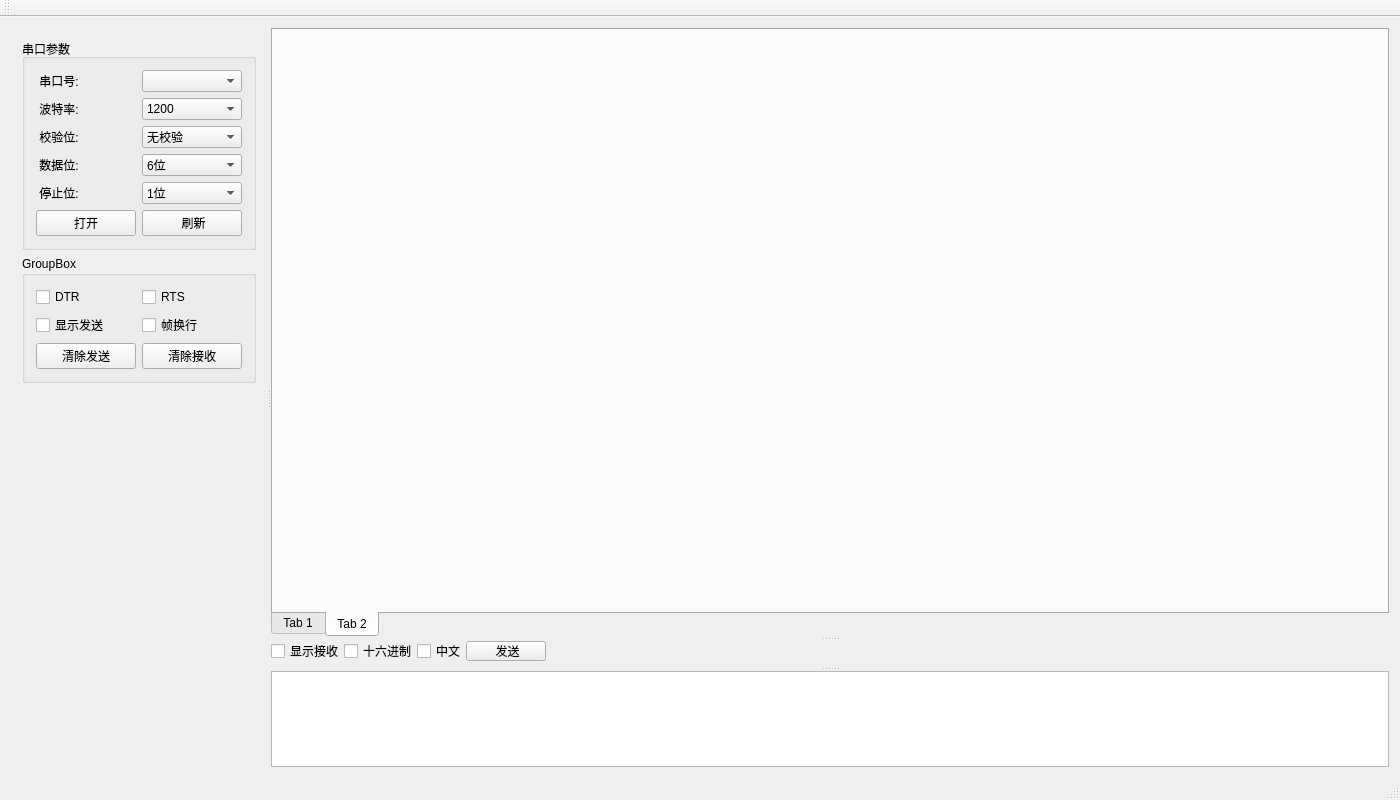
Old version of the form QSerialPort/mainwindow.ui in the repository qq447799/SerialPort.
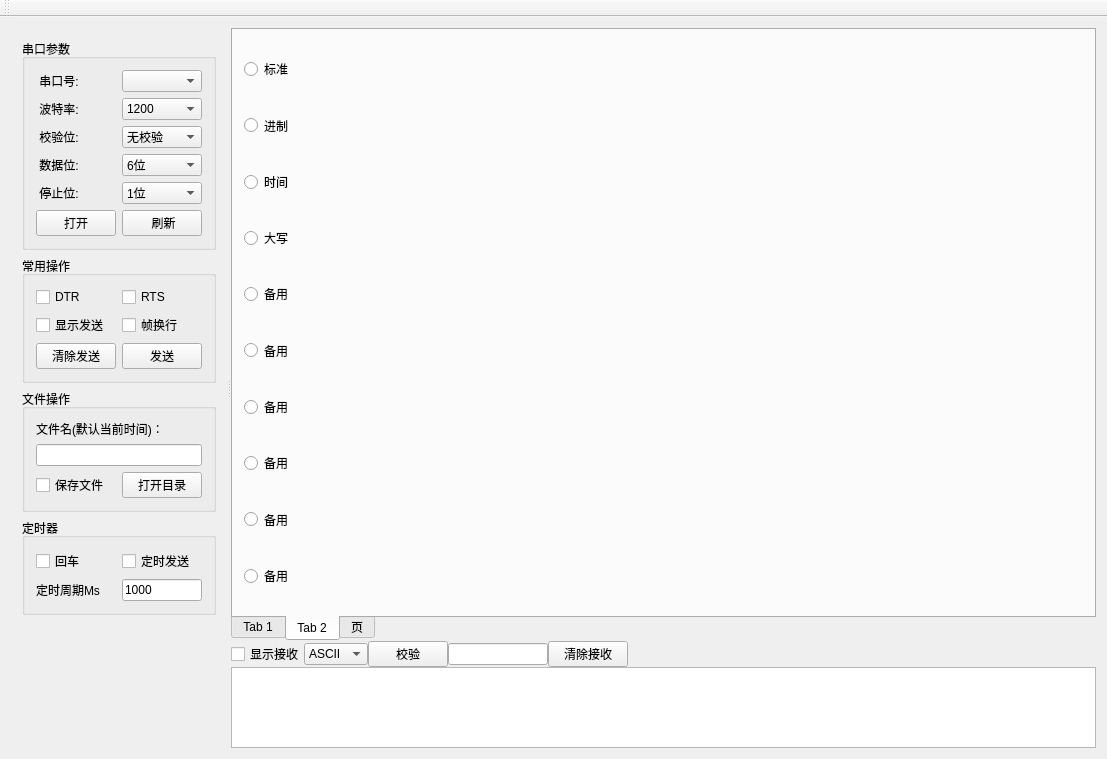
New version of the form. The open tabs and pages were chosen to show the change.

The edit to the form file:
```diff
--- a/QSerialPort/mainwindow.ui
+++ b/QSerialPort/mainwindow.ui
@@ -6,8 +6,8 @@
    <rect>
     <x>0</x>
     <y>0</y>
-    <width>1400</width>
-    <height>800</height>
+    <width>1107</width>
+    <height>759</height>
    </rect>
   </property>
   <property name="windowTitle">
@@ -193,7 +193,7 @@
         <item>
          <widget class="QGroupBox" name="groupBox_2">
           <property name="title">
-           <string>GroupBox</string>
+           <string>常用操作</string>
           </property>
           <layout class="QGridLayout" name="gridLayout_2">
            <item row="0" column="0">
@@ -232,9 +232,89 @@
             </widget>
            </item>
            <item row="2" column="1">
-            <widget class="QPushButton" name="pushButton_clear_rvc">
+            <widget class="QPushButton" name="pushButton_send">
              <property name="text">
-              <string>清除接收</string>
+              <string>发送</string>
+             </property>
+            </widget>
+           </item>
+          </layout>
+         </widget>
+        </item>
+        <item>
+         <widget class="QGroupBox" name="groupBox_4">
+          <property name="title">
+           <string>文件操作</string>
+          </property>
+          <layout class="QVBoxLayout" name="verticalLayout_2">
+           <item>
+            <widget class="QLabel" name="label_6">
+             <property name="text">
+              <string>文件名(默认当前时间)：</string>
+             </property>
+            </widget>
+           </item>
+           <item>
+            <widget class="QLineEdit" name="lineEdit_filename"/>
+           </item>
+           <item>
+            <layout class="QHBoxLayout" name="horizontalLayout_4">
+             <item>
+              <widget class="QCheckBox" name="checkBox_savefile">
+               <property name="text">
+                <string>保存文件</string>
+               </property>
+              </widget>
+             </item>
+             <item>
+              <widget class="QPushButton" name="pushButton_opendir">
+               <property name="text">
+                <string>打开目录</string>
+               </property>
+              </widget>
+             </item>
+            </layout>
+           </item>
+          </layout>
+         </widget>
+        </item>
+        <item>
+         <widget class="QGroupBox" name="groupBox_3">
+          <property name="title">
+           <string>定时器</string>
+          </property>
+          <layout class="QGridLayout" name="gridLayout_3">
+           <item row="0" column="0">
+            <widget class="QCheckBox" name="checkBox_enter">
+             <property name="text">
+              <string>回车</string>
+             </property>
+            </widget>
+           </item>
+           <item row="0" column="1">
+            <widget class="QCheckBox" name="checkBox_fixtime">
+             <property name="text">
+              <string>定时发送</string>
+             </property>
+            </widget>
+           </item>
+           <item row="1" column="0">
+            <widget class="QLabel" name="label_7">
+             <property name="text">
+              <string>定时周期Ms</string>
+             </property>
+            </widget>
+           </item>
+           <item row="1" column="1">
+            <widget class="QLineEdit" name="lineEdit_fixtime_ms">
+             <property name="maximumSize">
+              <size>
+               <width>80</width>
+               <height>16777215</height>
+              </size>
+             </property>
+             <property name="text">
+              <string>1000</string>
              </property>
             </widget>
            </item>
@@ -259,13 +339,19 @@
       <widget class="QSplitter" name="splitter">
        <property name="sizePolicy">
         <sizepolicy hsizetype="Preferred" vsizetype="Expanding">
-         <horstretch>6</horstretch>
+         <horstretch>9</horstretch>
          <verstretch>0</verstretch>
         </sizepolicy>
        </property>
+       <property name="frameShadow">
+        <enum>QFrame::Raised</enum>
+       </property>
        <property name="orientation">
         <enum>Qt::Vertical</enum>
        </property>
+       <property name="handleWidth">
+        <number>0</number>
+       </property>
        <widget class="QTabWidget" name="tabWidget">
         <property name="sizePolicy">
          <sizepolicy hsizetype="Expanding" vsizetype="Expanding">
@@ -297,13 +383,262 @@
          <attribute name="title">
           <string>Tab 2</string>
          </attribute>
+         <layout class="QHBoxLayout" name="horizontalLayout_5">
+          <item>
+           <layout class="QGridLayout" name="gridLayout_4">
+            <property name="spacing">
+             <number>0</number>
+            </property>
+            <item row="0" column="0">
+             <widget class="QRadioButton" name="radioButton_biaozhun">
+              <property name="sizePolicy">
+               <sizepolicy hsizetype="Expanding" vsizetype="Expanding">
+                <horstretch>1</horstretch>
+                <verstretch>0</verstretch>
+               </sizepolicy>
+              </property>
+              <property name="text">
+               <string>标准</string>
+              </property>
+             </widget>
+            </item>
+            <item row="1" column="0">
+             <widget class="QRadioButton" name="radioButton">
+              <property name="sizePolicy">
+               <sizepolicy hsizetype="Expanding" vsizetype="Expanding">
+                <horstretch>1</horstretch>
+                <verstretch>0</verstretch>
+               </sizepolicy>
+              </property>
+              <property name="text">
+               <string>进制</string>
+              </property>
+             </widget>
+            </item>
+            <item row="3" column="0">
+             <widget class="QRadioButton" name="radioButton_3">
+              <property name="sizePolicy">
+               <sizepolicy hsizetype="Minimum" vsizetype="Expanding">
+                <horstretch>0</horstretch>
+                <verstretch>0</verstretch>
+               </sizepolicy>
+              </property>
+              <property name="text">
+               <string>大写</string>
+              </property>
+             </widget>
+            </item>
+            <item row="2" column="0">
+             <widget class="QRadioButton" name="radioButton_2">
+              <property name="sizePolicy">
+               <sizepolicy hsizetype="Minimum" vsizetype="Expanding">
+                <horstretch>0</horstretch>
+                <verstretch>0</verstretch>
+               </sizepolicy>
+              </property>
+              <property name="text">
+               <string>时间</string>
+              </property>
+             </widget>
+            </item>
+            <item row="5" column="0">
+             <widget class="QRadioButton" name="radioButton_5">
+              <property name="sizePolicy">
+               <sizepolicy hsizetype="Minimum" vsizetype="Expanding">
+                <horstretch>0</horstretch>
+                <verstretch>0</verstretch>
+               </sizepolicy>
+              </property>
+              <property name="text">
+               <string>备用</string>
+              </property>
+             </widget>
+            </item>
+            <item row="6" column="0">
+             <widget class="QRadioButton" name="radioButton_6">
+              <property name="sizePolicy">
+               <sizepolicy hsizetype="Minimum" vsizetype="Expanding">
+                <horstretch>0</horstretch>
+                <verstretch>0</verstretch>
+               </sizepolicy>
+              </property>
+              <property name="text">
+               <string>备用</string>
+              </property>
+             </widget>
+            </item>
+            <item row="7" column="0">
+             <widget class="QRadioButton" name="radioButton_7">
+              <property name="sizePolicy">
+               <sizepolicy hsizetype="Minimum" vsizetype="Expanding">
+                <horstretch>0</horstretch>
+                <verstretch>0</verstretch>
+               </sizepolicy>
+              </property>
+              <property name="text">
+               <string>备用</string>
+              </property>
+             </widget>
+            </item>
+            <item row="4" column="0">
+             <widget class="QRadioButton" name="radioButton_4">
+              <property name="sizePolicy">
+               <sizepolicy hsizetype="Minimum" vsizetype="Expanding">
+                <horstretch>0</horstretch>
+                <verstretch>0</verstretch>
+               </sizepolicy>
+              </property>
+              <property name="text">
+               <string>备用</string>
+              </property>
+             </widget>
+            </item>
+            <item row="9" column="0">
+             <widget class="QRadioButton" name="radioButton_9">
+              <property name="sizePolicy">
+               <sizepolicy hsizetype="Minimum" vsizetype="Expanding">
+                <horstretch>0</horstretch>
+                <verstretch>0</verstretch>
+               </sizepolicy>
+              </property>
+              <property name="text">
+               <string>备用</string>
+              </property>
+             </widget>
+            </item>
+            <item row="8" column="0">
+             <widget class="QRadioButton" name="radioButton_8">
+              <property name="sizePolicy">
+               <sizepolicy hsizetype="Minimum" vsizetype="Expanding">
+                <horstretch>0</horstretch>
+                <verstretch>0</verstretch>
+               </sizepolicy>
+              </property>
+              <property name="text">
+               <string>备用</string>
+              </property>
+             </widget>
+            </item>
+            <item row="0" column="1" rowspan="10">
+             <widget class="QStackedWidget" name="stackedWidget_cnt">
+              <property name="sizePolicy">
+               <sizepolicy hsizetype="Expanding" vsizetype="Expanding">
+                <horstretch>9</horstretch>
+                <verstretch>0</verstretch>
+               </sizepolicy>
+              </property>
+             </widget>
+            </item>
+           </layout>
+          </item>
+         </layout>
+        </widget>
+        <widget class="QWidget" name="tab_3">
+         <attribute name="title">
+          <string>页</string>
+         </attribute>
+         <widget class="QLabel" name="label_8">
+          <property name="geometry">
+           <rect>
+            <x>80</x>
+            <y>20</y>
+            <width>421</width>
+            <height>16</height>
+           </rect>
+          </property>
+          <property name="text">
+           <string>IEEE 754浮点数十六进制相互转换(32位,四字节,单精度)</string>
+          </property>
+         </widget>
+         <widget class="QLabel" name="label_9">
+          <property name="geometry">
+           <rect>
+            <x>80</x>
+            <y>90</y>
+            <width>61</width>
+            <height>16</height>
+           </rect>
+          </property>
+          <property name="text">
+           <string> 10进制</string>
+          </property>
+         </widget>
+         <widget class="QLabel" name="label_10">
+          <property name="geometry">
+           <rect>
+            <x>80</x>
+            <y>130</y>
+            <width>61</width>
+            <height>16</height>
+           </rect>
+          </property>
+          <property name="text">
+           <string> 16进制</string>
+          </property>
+         </widget>
+         <widget class="QLineEdit" name="lineEdit_decimal">
+          <property name="geometry">
+           <rect>
+            <x>150</x>
+            <y>90</y>
+            <width>171</width>
+            <height>21</height>
+           </rect>
+          </property>
+         </widget>
+         <widget class="QLineEdit" name="lineEdit_hex">
+          <property name="geometry">
+           <rect>
+            <x>150</x>
+            <y>130</y>
+            <width>171</width>
+            <height>21</height>
+           </rect>
+          </property>
+         </widget>
+         <widget class="QWidget" name="widget_3" native="true">
+          <property name="geometry">
+           <rect>
+            <x>90</x>
+            <y>50</y>
+            <width>281</width>
+            <height>21</height>
+           </rect>
+          </property>
+          <widget class="QRadioButton" name="radioButton_bighead">
+           <property name="geometry">
+            <rect>
+             <x>140</x>
+             <y>0</y>
+             <width>115</width>
+             <height>19</height>
+            </rect>
+           </property>
+           <property name="text">
+            <string> 大端格式</string>
+           </property>
+          </widget>
+          <widget class="QRadioButton" name="radioButton_smallhead">
+           <property name="geometry">
+            <rect>
+             <x>10</x>
+             <y>0</y>
+             <width>115</width>
+             <height>19</height>
+            </rect>
+           </property>
+           <property name="text">
+            <string> 小端格式</string>
+           </property>
+          </widget>
+         </widget>
         </widget>
        </widget>
        <widget class="QWidget" name="widget" native="true">
         <property name="maximumSize">
          <size>
           <width>16777215</width>
-          <height>20</height>
+          <height>30</height>
          </size>
         </property>
         <layout class="QHBoxLayout" name="horizontalLayout_2">
@@ -330,23 +665,63 @@
           </widget>
          </item>
          <item>
-          <widget class="QCheckBox" name="checkBox_hex">
-           <property name="text">
-            <string>十六进制</string>
+          <widget class="QComboBox" name="comboBox_encode">
+           <property name="minimumSize">
+            <size>
+             <width>30</width>
+             <height>0</height>
+            </size>
            </property>
+           <property name="maximumSize">
+            <size>
+             <width>70</width>
+             <height>16777215</height>
+            </size>
+           </property>
+           <item>
+            <property name="text">
+             <string>ASCII</string>
+            </property>
+           </item>
+           <item>
+            <property name="text">
+             <string>UTF-8</string>
+            </property>
+           </item>
+           <item>
+            <property name="text">
+             <string>Hex</string>
+            </property>
+           </item>
           </widget>
          </item>
          <item>
-          <widget class="QCheckBox" name="checkBox_3">
+          <widget class="QPushButton" name="pushButton_check">
            <property name="text">
-            <string>中文</string>
+            <string>校验</string>
            </property>
           </widget>
          </item>
          <item>
-          <widget class="QPushButton" name="pushButton_send">
+          <widget class="QLineEdit" name="lineEdit_check">
+           <property name="maximumSize">
+            <size>
+             <width>100</width>
+             <height>16777215</height>
+            </size>
+           </property>
+          </widget>
+         </item>
+         <item>
+          <widget class="QPushButton" name="pushButton_clear_rvc">
+           <property name="minimumSize">
+            <size>
+             <width>0</width>
+             <height>0</height>
+            </size>
+           </property>
            <property name="text">
-            <string> 发送</string>
+            <string>清除接收</string>
            </property>
           </widget>
          </item>
@@ -396,7 +771,6 @@
     <bool>false</bool>
    </attribute>
   </widget>
-  <widget class="QStatusBar" name="statusBar"/>
  </widget>
  <layoutdefault spacing="6" margin="11"/>
  <resources/>
```
Left out of the diff: 25 changed lines with no effect on the pictures.
